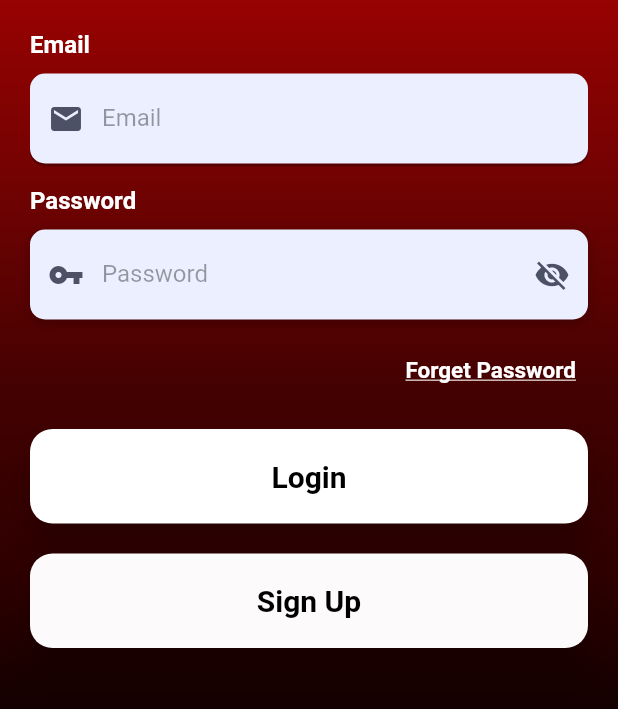
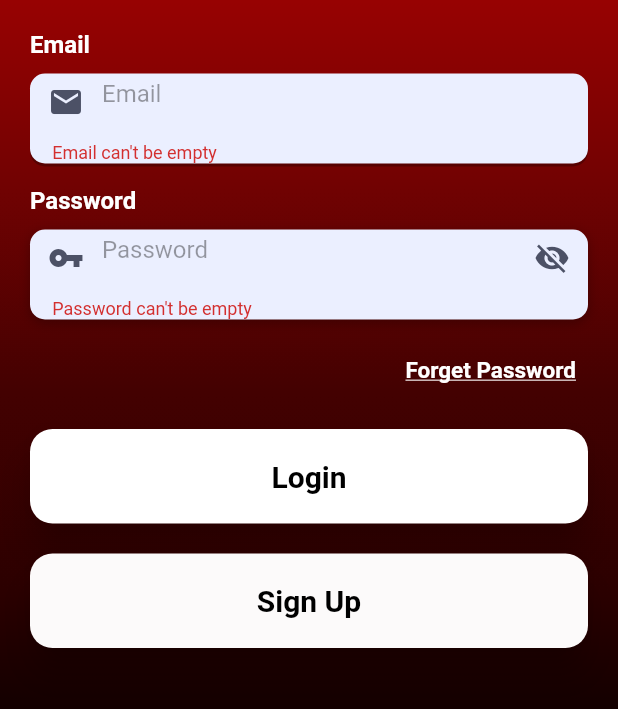
Before and after one commit to chrislcs98/date_me_up, a Flutter app: the screen it shows after launch, after a tap on "Login", on a phone screen of 412 x 824 dp, the part 435-1144 px from its top. Run offline on Flutter 3.47's test engine with Material 2 defaults, Android fonts, the phone set to English and light mode, and no system bars; our stand-ins replace cloud_firestore, firebase_auth, firebase_core; accounts and stored records are empty.

Commit message:
Login page updated with validations.

```diff
--- a/lib/main.dart
+++ b/lib/main.dart
@@ -1,15 +1,15 @@
 import 'package:flutter/material.dart';
 // import 'package:date_me_up/screens/main_screen.dart';
 import 'package:date_me_up/screens/login_page.dart';
-import 'package:flutter_dotenv/flutter_dotenv.dart';
 
-// Firebase
+// Firebase and Firestore
 import 'package:firebase_core/firebase_core.dart';
 import 'package:firebase_auth/firebase_auth.dart';
+import 'package:cloud_firestore/cloud_firestore.dart';
+
 
 Future main() async {
   WidgetsFlutterBinding.ensureInitialized();
-  // await dotenv.load(fileName: ".env");
   runApp(const App());
 }
 
@@ -19,20 +19,8 @@ class App extends StatelessWidget {
   // This widget is the root of your application.
   @override
   Widget build(BuildContext context) {
-    return MaterialApp(
+    return const MaterialApp(
       title: 'Date Me Up',
-      theme: ThemeData(
-        // This is the theme of your application.
-        //
-        // Try running your application with "flutter run". You'll see the
-        // application has a blue toolbar. Then, without quitting the app, try
-        // changing the primarySwatch below to Colors.green and then invoke
-        // "hot reload" (press "r" in the console where you ran "flutter run",
-        // or simply save your changes to "hot reload" in a Flutter IDE).
-        // Notice that the counter didn't reset back to zero; the application
-        // is not restarted.
-        primarySwatch: Colors.blue,
-      ),
       home: MyHomePage(),
     );
   }
@@ -79,19 +67,21 @@ class _MyHomePageState extends State<MyHomePage> {
                 User? user = FirebaseAuth.instance.currentUser;
 
                 if (user != null && user.emailVerified) {
-                  // // Check if user's email is verified
-                  // print(user);
-                  // print(user.emailVerified);
-                  //
-                  // if (!user.emailVerified) {
-                  //   try {
-                  //     FirebaseAuth.instance.signOut();
-                  //   } catch (e) {
-                  //     print("Error $e");
-                  //   }
-                  //   return LoginPage();
-                  // }
-                  // return MainScreen();
+                  bool exists = false;
+                  FirebaseFirestore.instance.doc(user.uid).get()
+                    .then((docSnapshot) => {
+                      if (docSnapshot.exists) {
+                        exists = true
+                      } else {
+                        exists = false
+                      }
+                    });
+
+                  if (exists) {
+                    // return MainScreen();
+                  }
+                  // return ProfileScreen();
+
                 } else {
                   return LoginPage();
                 }
--- a/lib/screens/login_page.dart
+++ b/lib/screens/login_page.dart
@@ -1,18 +1,22 @@
 import 'package:firebase_auth/firebase_auth.dart';
 import 'package:firebase_core/firebase_core.dart';
+import 'package:flutter/foundation.dart';
 import 'package:flutter/material.dart';
 
+import '../validator.dart';
 
 class LoginPage extends StatefulWidget {
-  LoginPage({Key? key, this.snackMsg}) : super(key: key);
+  const LoginPage({Key? key, this.snackMsg}) : super(key: key);
 
-  String? snackMsg;
+  final String? snackMsg;
 
   @override
   _LoginPageState createState() => _LoginPageState();
 }
 
 class _LoginPageState extends State<LoginPage> {
+  final _formKey = GlobalKey<FormState>();
+
   String _email = "";
   String _password = "";
 
@@ -28,6 +32,18 @@ class _LoginPageState extends State<LoginPage> {
     Icons.visibility_off,
     color: Color(0xff4c5166),
   );
+
+  _showSnackBar({String? msg, bool redBg = false}) async {
+    msg ??= widget.snackMsg;
+    var snackBar = SnackBar(
+      content: Text(msg!),
+      elevation: 10,
+      backgroundColor: (msg.substring(0, 7) == "Network") || redBg ?
+      Colors.red.withOpacity(0.85) : Colors.lightBlue.withOpacity(0.85),
+    );
+
+    ScaffoldMessenger.of(context).showSnackBar(snackBar);
+  }
 
   _showAlert(title, content) async {
     showDialog(
@@ -62,33 +78,36 @@ class _LoginPageState extends State<LoginPage> {
     try {
       await FirebaseAuth.instance.signOut();
     } catch (e) {
-      print("Error $e");
+      if (kDebugMode) print("Error $e");
     }
 
     try {
       UserCredential userCredential = await FirebaseAuth
           .instance
           .signInWithEmailAndPassword(email: _email, password: _password);
-      print("User: $userCredential");
+      if (kDebugMode) print("User: $userCredential");
 
       _user = userCredential.user;
       await _user?.reload();
 
     } on FirebaseAuthException catch (e) {
-      print("Error $e");
+      if (kDebugMode) print("Error $e");
       if (e.code == 'user-not-found') {
-        print('No user found for that email.');
+        if (kDebugMode) print('No user found for that email.');
       } else if (e.code == 'wrong-password') {
-        print('Wrong password provided for that user.');
+        if (kDebugMode) print('Wrong password provided for that user.');
       }
+      _showSnackBar(msg: "Email or Password is wrong!", redBg: true);
     } catch (e) {
-      print("Error $e");
+      if (kDebugMode) print("Error $e");
     } finally {
       // Check if user's email is verified
       if (_user != null && !_user!.emailVerified) {
         if (!_emailVerification) {
           await _user!.sendEmailVerification();
           _emailVerification = true;
+        } else {
+          _showSnackBar(msg: "Email verification needed!", redBg: true);
         }
         // await FirebaseAuth.instance.signOut();
       }
@@ -119,6 +138,13 @@ class _LoginPageState extends State<LoginPage> {
       // that even if the user creation fails, app.delete() runs, if is not,
       // next time Firebase.initializeApp() will fail as the previous one was
       // not deleted.
+      if (kDebugMode) print("Error $e");
+      if (e.code == 'invalid-email') {
+        _showSnackBar(msg: "Email is not valid!", redBg: true);
+      } else if (e.code == "email-already-in-use") {
+        _showSnackBar(msg: "Email is already in use!", redBg: true);
+      }
+
       await app.delete();
     }
   }
@@ -126,7 +152,9 @@ class _LoginPageState extends State<LoginPage> {
   @override
   Widget build(BuildContext context) {
     return Scaffold(
-      body: Stack(
+      body: Form(
+        key: _formKey,
+        child: Stack(
           children: [
             Container(
               height: double.infinity,
@@ -190,6 +218,7 @@ class _LoginPageState extends State<LoginPage> {
             ),
           ],
         ),
+      ),
     );
   }
 
@@ -226,8 +255,10 @@ class _LoginPageState extends State<LoginPage> {
               ),
               onChanged: (value) {
                 _email = value;
+                _emailVerification = false;
               },
               autocorrect: false,
+              validator: (value) => Validator.validateEmail(email: value)
           ),
         ),
       ],
@@ -282,6 +313,7 @@ class _LoginPageState extends State<LoginPage> {
               },
               autocorrect: false,
               enableSuggestions: false,
+              validator: (value) => Validator.validatePassword(password: value)
           ),
         )
       ],
@@ -298,11 +330,15 @@ class _LoginPageState extends State<LoginPage> {
         ),
         onPressed: () async {
           try {
+            if (_emailVerification) {
               _emailVerification = false;
               _checkUser();
 
+              _showSnackBar(msg: "Email verification sent!");
+            }
+            setState(() {});
           } catch (e) {
-            print(e);
+            if (kDebugMode) print(e);
           }
         },
       ) : Container(),
@@ -320,6 +356,9 @@ class _LoginPageState extends State<LoginPage> {
         onPressed: (){
           if (_email.isNotEmpty) {
             FirebaseAuth.instance.sendPasswordResetEmail(email: _email);
+            _showSnackBar(msg: "Email to reset password is sent!");
+          } else {
+            _showSnackBar(msg: "Provide an email!", redBg: true);
           }
         },
       ),
@@ -333,7 +372,11 @@ class _LoginPageState extends State<LoginPage> {
         width: double.infinity,
         child:  ElevatedButton(
           onPressed: (){
+            if (widget.snackMsg != null) {
+              _showSnackBar();
+            } else if (_formKey.currentState!.validate()) {
               _checkUser();
+            }
           },
           style: ButtonStyle(
             backgroundColor: MaterialStateProperty.all(const Color(0xffffffff)),
@@ -359,7 +402,11 @@ class _LoginPageState extends State<LoginPage> {
         width: double.infinity,
         child:  ElevatedButton(
           onPressed: (){
+            if (widget.snackMsg != null) {
+              _showSnackBar();
+            } else if (_formKey.currentState!.validate()) {
               _createUser();
+            }
           },
           style: ButtonStyle(
             backgroundColor: MaterialStateProperty.all(const Color(0xfffcfafa)),
--- /dev/null
+++ b/lib/validator.dart
@@ -0,0 +1,34 @@
+class Validator {
+  static String? validateEmail({required String? email}) {
+    if (email == null) {
+      return null;
+    }
+    RegExp emailRegExp = RegExp(
+        r"^[a-zA-Z0-9.!#$%&'*+/=?^_`{|}~-]+@[a-zA-Z0-9](?:[a-zA-Z0-9-]{0,253}[a-zA-Z0-9])?(?:\.[a-zA-Z0-9](?:[a-zA-Z0-9-]{0,253}[a-zA-Z0-9])?)*$");
+
+    if (email.isEmpty) {
+      return '     Email can\'t be empty';
+    } else if (!emailRegExp.hasMatch(email)) {
+      return '     Enter a valid email';
+    }
+
+    return null;
+  }
+
+  static String? validatePassword({required String? password}) {
+    if (password == null) {
+      return null;
+    }
+    if (password.isEmpty) {
+      return '     Password can\'t be empty';
+    } else if (password.length < 6) {
+      return '     Enter a password with length at least 6';
+    } else if (!password.contains(RegExp(r'[0-9]'))) {
+      return "     Password must contain a number";
+    } else if (!password.contains(RegExp(r'[a-zA-Z]'))) {
+      return "     Password must contain a letter";
+    }
+
+    return null;
+  }
+}
```
Also changed, not shown: pubspec.yaml (+8 -8 lines), pubspec.lock. Lines whose indentation alone changed are shown as unchanged.
